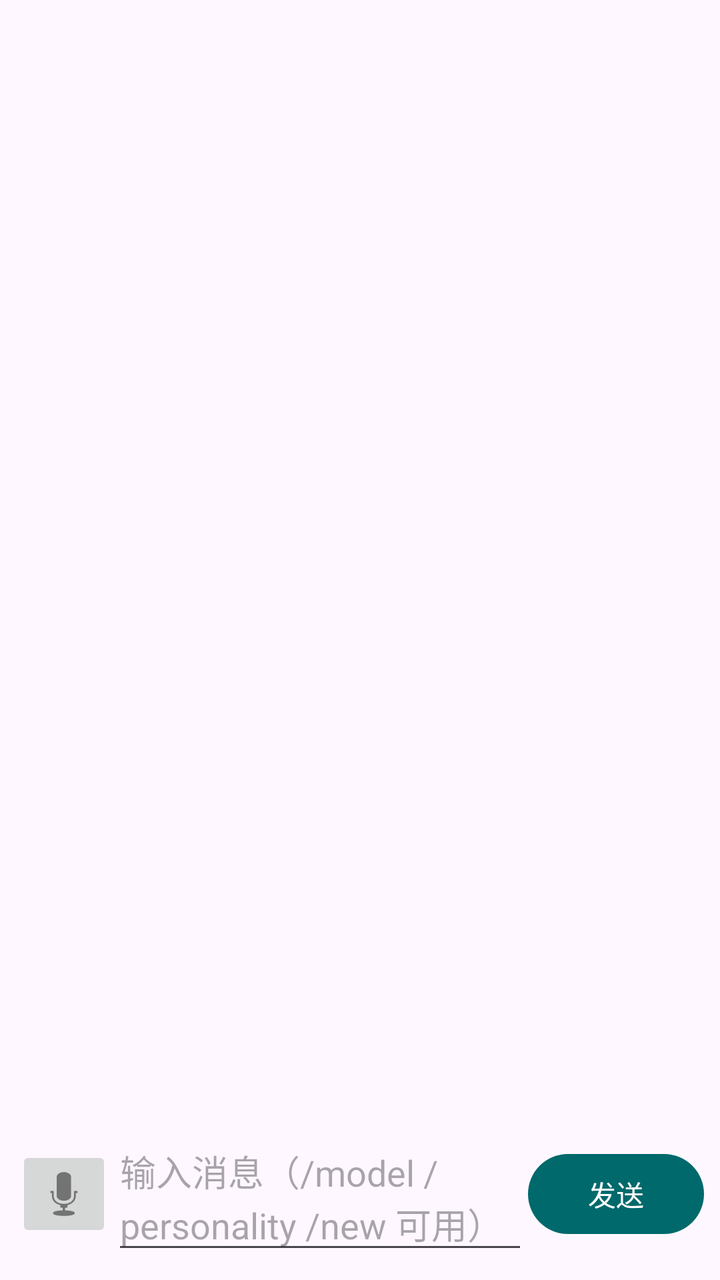
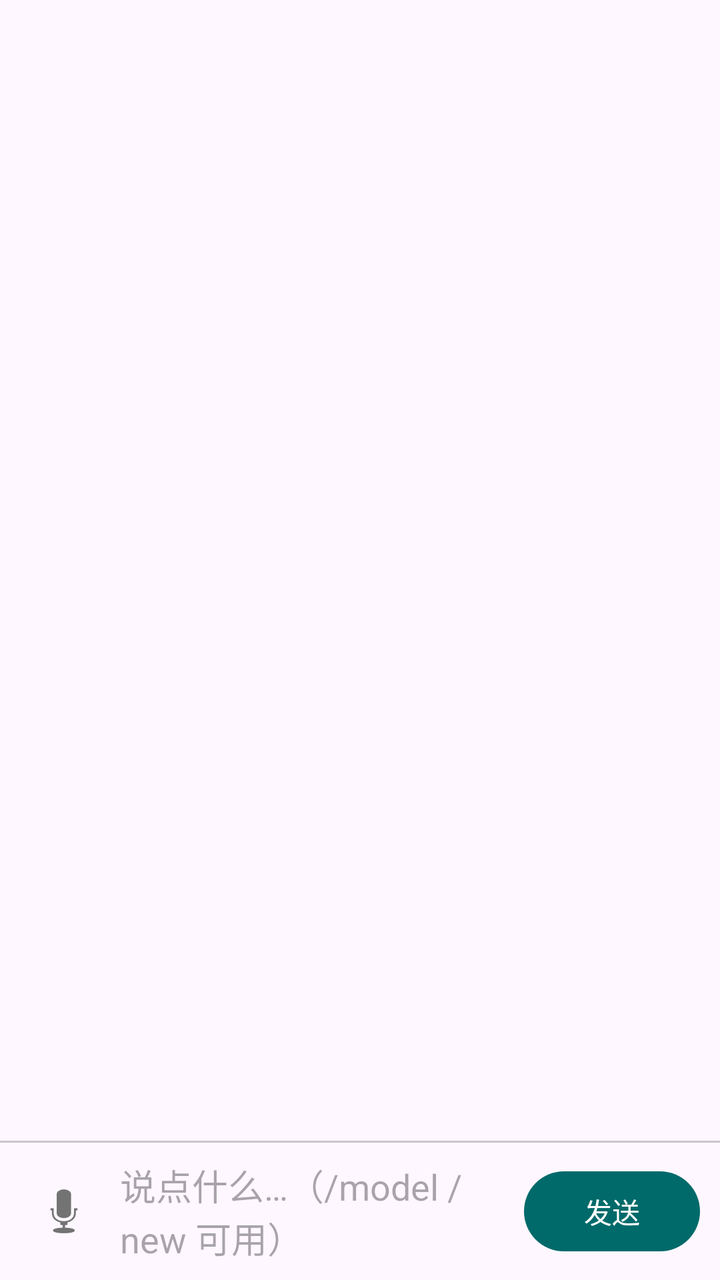

Compare the two renders of this Android layout. The source of the first and the diff that turns it into the second are given below.
<!-- AndroidManifest.xml: application theme Theme.LifeCore -->
<!-- res/layout/activity_chat.xml -->
<?xml version="1.0" encoding="utf-8"?>
<LinearLayout xmlns:android="http://schemas.android.com/apk/res/android"
    android:layout_width="match_parent" android:layout_height="match_parent"
    android:orientation="vertical" android:padding="8dp">
    <androidx.recyclerview.widget.RecyclerView android:id="@+id/chatRv"
        android:layout_width="match_parent" android:layout_height="0dp" android:layout_weight="1" />
    <LinearLayout android:layout_width="match_parent" android:layout_height="wrap_content"
        android:orientation="horizontal" android:gravity="center_vertical">
        <ImageButton android:id="@+id/btnMic" android:layout_width="48dp" android:layout_height="48dp"
            android:src="@android:drawable/ic_btn_speak_now" android:contentDescription="语音输入" />
        <EditText android:id="@+id/chatInput" android:layout_width="0dp" android:layout_height="wrap_content"
            android:layout_weight="1" android:hint="输入消息（/model /personality /new 可用）" />
        <com.google.android.material.button.MaterialButton android:id="@+id/btnSend"
            android:layout_width="wrap_content" android:layout_height="wrap_content" android:text="发送" />
    </LinearLayout>
</LinearLayout>
<!-- resources referenced by this layout -->
<resources>
  <style name="Theme.LifeCore" parent="Theme.Material3.DayNight.NoActionBar">
          <item name="colorPrimary">@color/lc_primary</item>
          <item name="colorSecondary">@color/lc_secondary</item>
      </style>
  <color name="lc_primary">#00696B</color>
  <color name="lc_secondary">#4A6363</color>
</resources>

<!-- the commit's change to res/layout/activity_chat.xml (unified diff, before → after) -->
@@ -1,15 +1,21 @@
 <?xml version="1.0" encoding="utf-8"?>
 <LinearLayout xmlns:android="http://schemas.android.com/apk/res/android"
     android:layout_width="match_parent" android:layout_height="match_parent"
-    android:orientation="vertical" android:padding="8dp">
+    android:orientation="vertical" android:paddingTop="8dp">
     <androidx.recyclerview.widget.RecyclerView android:id="@+id/chatRv"
-        android:layout_width="match_parent" android:layout_height="0dp" android:layout_weight="1" />
+        android:layout_width="match_parent" android:layout_height="0dp" android:layout_weight="1"
+        android:clipToPadding="false" android:paddingVertical="8dp" />
+    <com.google.android.material.divider.MaterialDivider android:layout_width="match_parent" android:layout_height="wrap_content" />
     <LinearLayout android:layout_width="match_parent" android:layout_height="wrap_content"
-        android:orientation="horizontal" android:gravity="center_vertical">
-        <ImageButton android:id="@+id/btnMic" android:layout_width="48dp" android:layout_height="48dp"
+        android:orientation="horizontal" android:gravity="center_vertical"
+        android:paddingHorizontal="10dp" android:paddingVertical="8dp">
+        <ImageButton android:id="@+id/btnMic" android:layout_width="44dp" android:layout_height="44dp"
+            android:background="?attr/selectableItemBackgroundBorderless"
             android:src="@android:drawable/ic_btn_speak_now" android:contentDescription="语音输入" />
         <EditText android:id="@+id/chatInput" android:layout_width="0dp" android:layout_height="wrap_content"
-            android:layout_weight="1" android:hint="输入消息（/model /personality /new 可用）" />
+            android:layout_weight="1" android:layout_marginHorizontal="6dp"
+            android:hint="说点什么…（/model /new 可用）" android:maxLines="4"
+            android:background="@android:color/transparent" />
         <com.google.android.material.button.MaterialButton android:id="@+id/btnSend"
             android:layout_width="wrap_content" android:layout_height="wrap_content" android:text="发送" />
     </LinearLayout>
<!-- resource entries referenced after the edit -->
@@ -2,9 +2,15 @@
 <resources>
   <style name="Theme.LifeCore" parent="Theme.Material3.DayNight.NoActionBar">
           <item name="colorPrimary">@color/lc_primary</item>
-          <item name="colorSecondary">@color/lc_secondary</item>
+          <item name="colorOnPrimary">@color/lc_on_primary</item>
+          <item name="colorPrimaryContainer">@color/lc_primary_container</item>
+          <item name="colorOnPrimaryContainer">@color/lc_on_primary_container</item>
+          <item name="android:statusBarColor">?attr/colorSurface</item>
+          <item name="android:navigationBarColor">?attr/colorSurface</item>
       </style>
-  <color name="lc_primary">#00696B</color>
-  <color name="lc_secondary">#4A6363</color>
+  <color name="lc_primary">#006A6A</color>
+  <color name="lc_on_primary">#FFFFFF</color>
+  <color name="lc_primary_container">#9CF1F0</color>
+  <color name="lc_on_primary_container">#002020</color>
 </resources>
 
